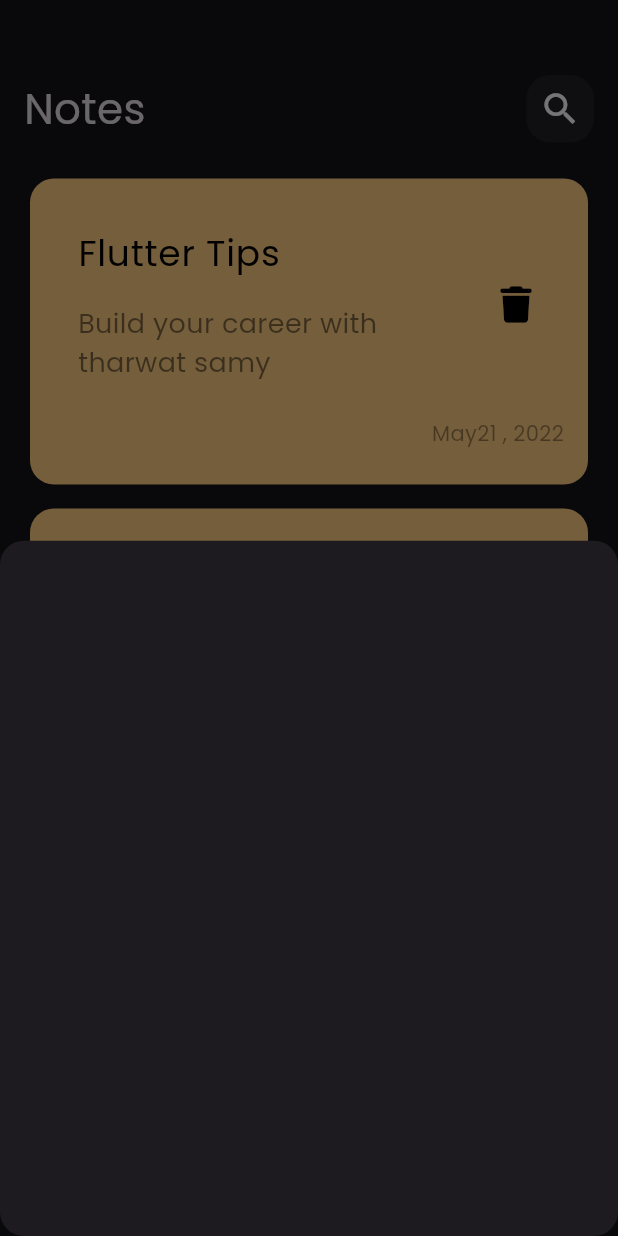
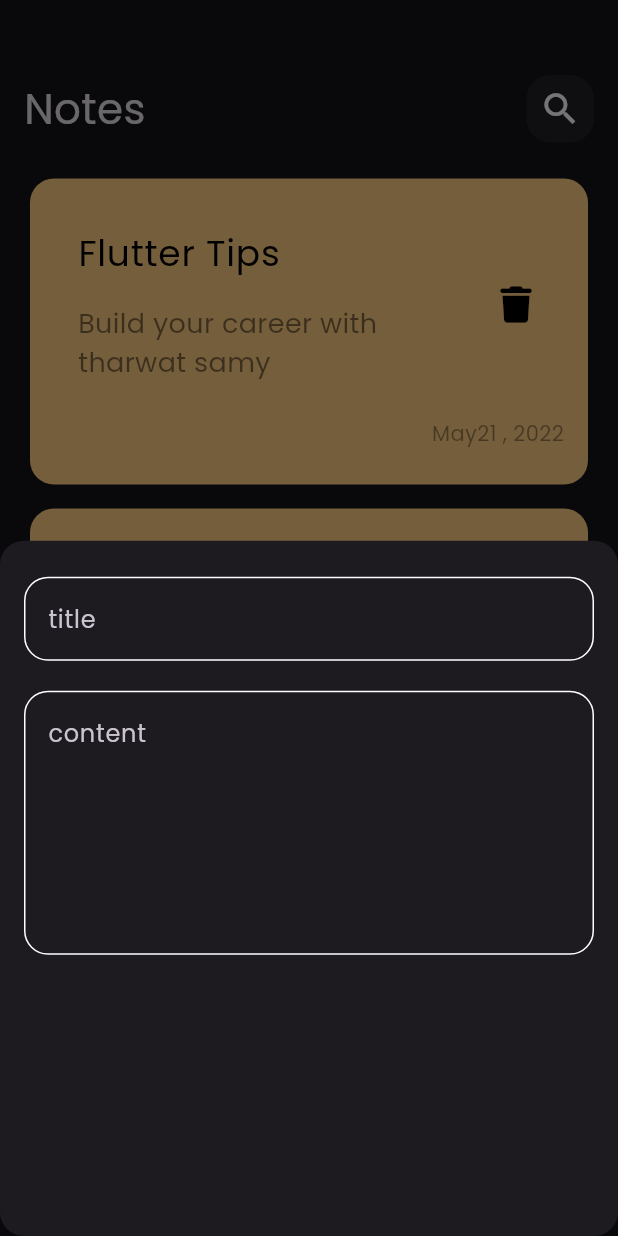
Before and after one commit to Elywa/Notes-App, a Flutter app: the screen it shows after launch, after a tap on the "add" icon, on a phone screen of 412 x 824 dp. Run offline on Flutter 3.47's test engine with Material 3 defaults, Android fonts, the phone set to English and light mode, and no system bars; our stand-ins replace font_awesome_flutter.

Commit message:
add title and content text field

```diff
--- /dev/null
+++ b/lib/consts.dart
@@ -0,0 +1,3 @@
+import 'dart:ui';
+
+const kPrimarycolor = Color(0xff62FCD7);
--- a/lib/views/widgets/add_note_bottom_sheet.dart
+++ b/lib/views/widgets/add_note_bottom_sheet.dart
@@ -1,11 +1,33 @@
-
 import 'package:flutter/material.dart';
+import 'package:notes_app/views/widgets/custom_text_field.dart';
 
 class AddNoteBottomSheet extends StatelessWidget {
   const AddNoteBottomSheet({super.key});
 
   @override
   Widget build(BuildContext context) {
-    return Container();
+    return const Padding(
+      padding: EdgeInsets.symmetric(horizontal: 16),
+      child: Column(
+        children: [
+          SizedBox(
+            height: 24,
+          ),
+          CustomTextField(
+            hintText: 'title',
+          ),
+          SizedBox(
+            height: 20,
+          ),
+          CustomTextField(
+            hintText: 'content',
+            maxLines: 6,
+          ),
+          SizedBox(
+            height: 20,
+          ),
+        ],
+      ),
+    );
   }
 }
--- /dev/null
+++ b/lib/views/widgets/custom_text_field.dart
@@ -0,0 +1,28 @@
+import 'package:flutter/material.dart';
+import 'package:notes_app/consts.dart';
+
+class CustomTextField extends StatelessWidget {
+  const CustomTextField({super.key, required this.hintText, this.maxLines = 1});
+  final String hintText;
+  final int maxLines;
+  @override
+  Widget build(BuildContext context) {
+    return TextField(
+      maxLines: maxLines,
+      cursorColor: kPrimarycolor,
+      decoration: InputDecoration(
+        border: buildTextFieldBorder(),
+        hintText: hintText,
+        enabledBorder: buildTextFieldBorder(),
+        focusedBorder: buildTextFieldBorder(kPrimarycolor),
+      ),
+    );
+  }
+
+  OutlineInputBorder buildTextFieldBorder([color]) {
+    return OutlineInputBorder(
+      borderRadius: BorderRadius.circular(16),
+      borderSide: BorderSide(color: color ?? Colors.white),
+    );
+  }
+}
```
